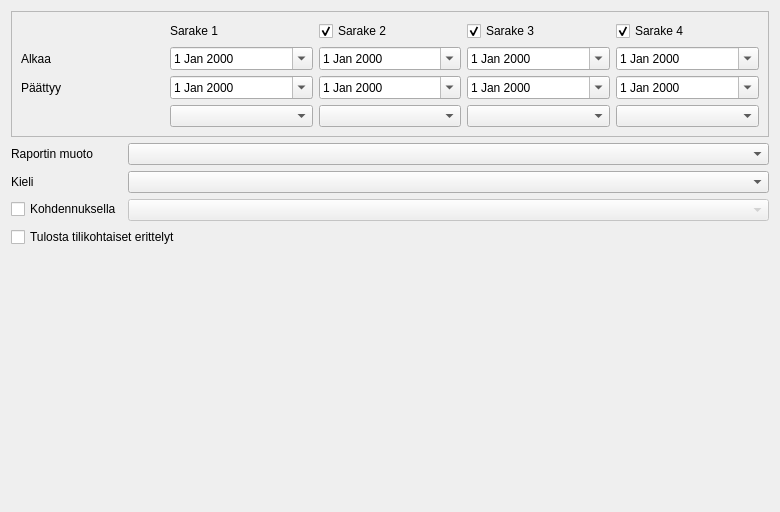
First picture: the form in kitsas/raportti/muokattavaraportti.ui, repository artoh/kitupiikki, before the edit.
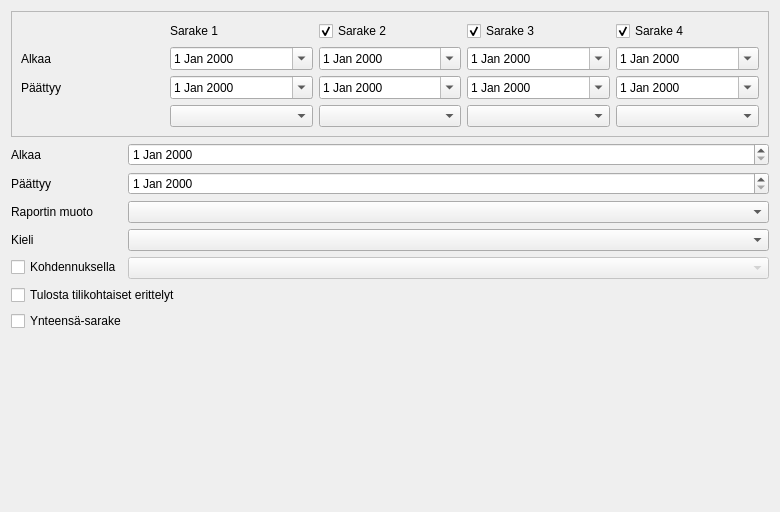
Second picture: the form after the edit. Icons and pictures are not drawn. Custom widgets are drawn as their Qt base class.

The edit to the form file:
```diff
--- a/kitsas/raportti/muokattavaraportti.ui
+++ b/kitsas/raportti/muokattavaraportti.ui
@@ -165,7 +165,7 @@
    </item>
    <item>
     <layout class="QFormLayout" name="formLayout">
-     <item row="0" column="0">
+     <item row="2" column="0">
       <widget class="QLabel" name="muotoLabel">
        <property name="text">
         <string>Raportin muoto</string>
@@ -175,10 +175,20 @@
        </property>
       </widget>
      </item>
-     <item row="0" column="1">
+     <item row="2" column="1">
       <widget class="QComboBox" name="muotoCombo"/>
      </item>
-     <item row="2" column="0">
+     <item row="3" column="0">
+      <widget class="QLabel" name="label_2">
+       <property name="text">
+        <string>Kieli</string>
+       </property>
+      </widget>
+     </item>
+     <item row="3" column="1">
+      <widget class="QComboBox" name="kieliCombo"/>
+     </item>
+     <item row="4" column="0">
       <widget class="QCheckBox" name="kohdennusCheck">
        <property name="text">
         <string>Kohdennuksella</string>
@@ -189,22 +199,38 @@
        </property>
       </widget>
      </item>
-     <item row="2" column="1">
+     <item row="4" column="1">
       <widget class="KohdennusCombo" name="kohdennusCombo">
        <property name="enabled">
         <bool>false</bool>
        </property>
       </widget>
      </item>
+     <item row="0" column="0">
+      <widget class="QLabel" name="alkuLabel">
+       <property name="text">
+        <string>Alkaa</string>
+       </property>
+       <property name="buddy">
+        <cstring>alkuEdit</cstring>
+       </property>
+      </widget>
+     </item>
      <item row="1" column="0">
-      <widget class="QLabel" name="label_2">
+      <widget class="QLabel" name="loppuLabel">
        <property name="text">
-        <string>Kieli</string>
+        <string>Päättyy</string>
+       </property>
+       <property name="buddy">
+        <cstring>loppuEdit</cstring>
        </property>
       </widget>
      </item>
+     <item row="0" column="1">
+      <widget class="QDateEdit" name="alkuEdit"/>
+     </item>
      <item row="1" column="1">
-      <widget class="QComboBox" name="kieliCombo"/>
+      <widget class="QDateEdit" name="loppuEdit"/>
      </item>
     </layout>
    </item>
@@ -219,6 +245,17 @@
      </property>
     </widget>
    </item>
+   <item>
+    <widget class="QCheckBox" name="summaCheck">
+     <property name="text">
+      <string>Ynteensä-sarake</string>
+     </property>
+     <property name="icon">
+      <iconset resource="../pic/pic.qrc">
+       <normaloff>:/pic/sum.png</normaloff>:/pic/sum.png</iconset>
+     </property>
+    </widget>
+   </item>
    <item>
     <spacer name="verticalSpacer">
      <property name="orientation">
```
Left out of the diff: 130 changed lines with no effect on the pictures.
